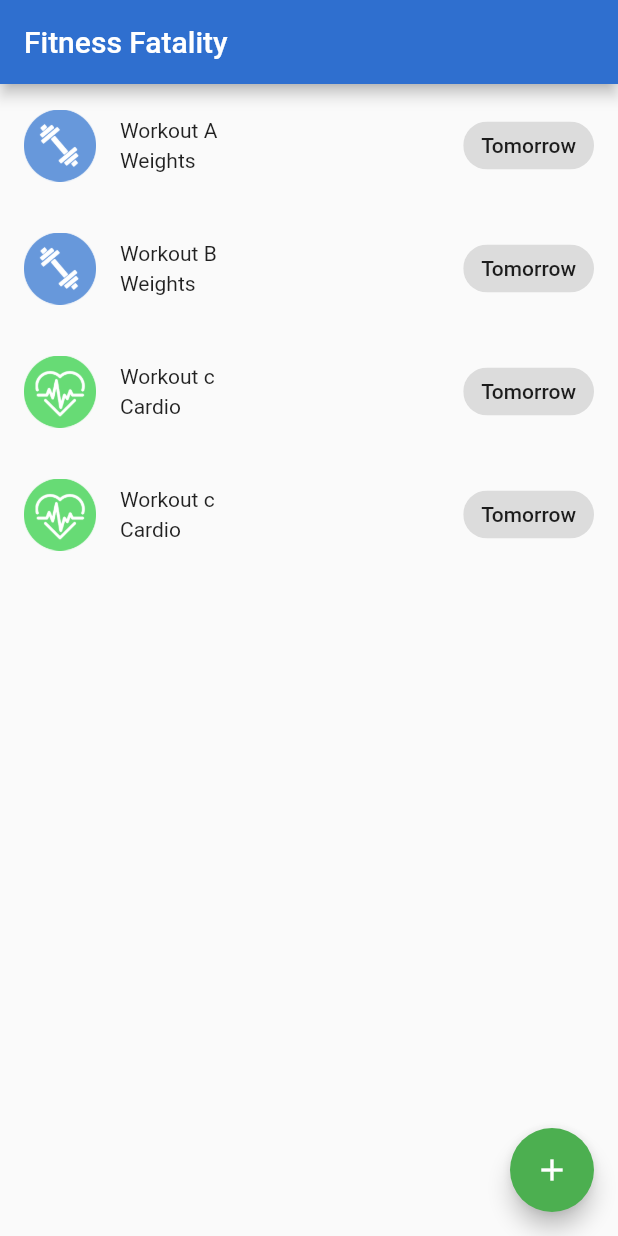
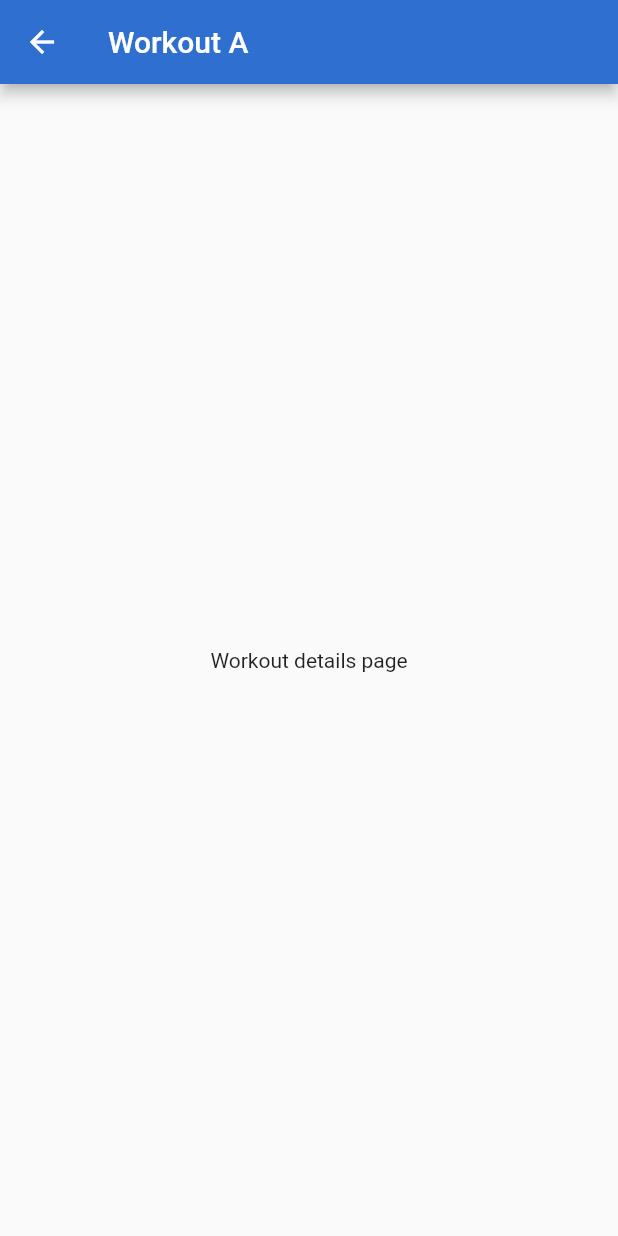
Before and after one commit to michalorestes/fitness_fatality_flutter, a Flutter app: the screen it shows after launch, after a tap on "Workout A", on a phone screen of 412 x 824 dp. Run offline on Flutter 3.47's test engine with Material 2 defaults, Android fonts, the phone set to English and light mode, and no system bars.

Commit message:
Passing pages widgets to routing to allow passing parameters

```diff
--- /dev/null
+++ b/lib/routing/routing.dart
@@ -0,0 +1,12 @@
+import 'package:flutter/material.dart';
+
+class Routing {
+  static Future<T> navigate<T extends Object>(
+      BuildContext context, Widget page) {
+    MaterialPageRoute<T> materialPageRoute = MaterialPageRoute<T>(
+      builder: (BuildContext context) => page,
+    );
+
+    return Navigator.push(context, materialPageRoute);
+  }
+}
--- a/lib/ui/workouts/my_workouts/my_workouts_page.dart
+++ b/lib/ui/workouts/my_workouts/my_workouts_page.dart
@@ -1,7 +1,8 @@
 import 'package:fitness_fatality_flutter/data/entities/workout.dart';
-import 'package:fitness_fatality_flutter/utils/routing/routing.dart';
+import 'package:fitness_fatality_flutter/routing/routing.dart';
+import 'package:fitness_fatality_flutter/ui/workouts/create_new_workout/create_new_workout_page.dart';
+import 'package:fitness_fatality_flutter/ui/workouts/workout_details/workout_details_page.dart';
 import 'package:fitness_fatality_flutter/widgets/workout_list_tile.dart';
-
 import 'package:flutter/material.dart';
 
 class MyWorkoutsPage extends StatefulWidget {
@@ -28,7 +29,7 @@ class MyWorkoutsPageState extends State<MyWorkoutsPage> {
       ),
       floatingActionButton: FloatingActionButton(
         onPressed: () {
-          Routing.navigate<Workout>(context, Routes.ADD_NEW_WORKOUT)
+          Routing.navigate<Workout>(context, CreateNewWorkoutPage())
               .then((Workout workout) {
             if (workout == null) {
               return;
@@ -63,7 +64,11 @@ class MyWorkoutsPageState extends State<MyWorkoutsPage> {
         name: workout.name,
         type: workout.type,
         icon: imageAsset,
-        onTap: () {},
+        onTap: () {
+          Routing.navigate(
+              context,
+              WorkoutDetailsPage(_workouts[index]));
+        },
         onChipTap: () {},
       ),
     );
--- /dev/null
+++ b/lib/ui/workouts/workout_details/workout_details_page.dart
@@ -0,0 +1,20 @@
+import 'package:fitness_fatality_flutter/data/entities/workout.dart';
+import 'package:flutter/material.dart';
+
+class WorkoutDetailsPage extends StatelessWidget {
+  final Workout _workout;
+
+  WorkoutDetailsPage(this._workout);
+
+  @override
+  Widget build(BuildContext context) {
+    return Scaffold(
+      appBar: AppBar(
+        title: Text(_workout.name),
+      ),
+      body: Center(
+        child: Text("Workout details page"),
+      ),
+    );
+  }
+}
```
Also changed, not shown: lib/utils/routing/routing.dart (deleted, +0 -27 lines), lib/utils/status_bar_utils.dart (renamed from lib/utils/routing/status_bar_utils.dart).
